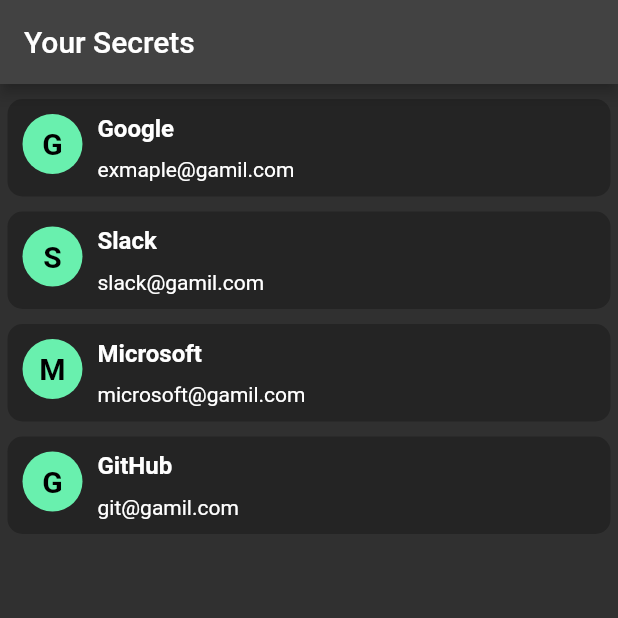
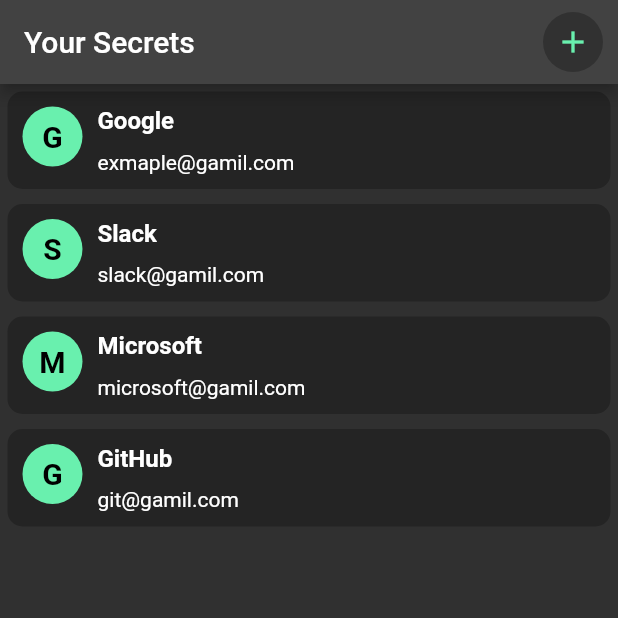
Before and after one commit to dhruv-solanki/flutter-password-manager, a Flutter app: the DashboardScreen screen opened directly, on a phone screen of 412 x 824 dp, the top half of it. Run offline on Flutter 3.47's test engine with Material 2 defaults, Android fonts, the phone set to English and light mode, and no system bars; our stand-ins replace equatable, get, get_storage; accounts and stored records are empty.

Commit message:
Task 6 - Create Bottom sheet to add new secret into the list and show on dashboard screen

```diff
--- /dev/null
+++ b/lib/controllers/secret_controller.dart
@@ -0,0 +1,31 @@
+import 'package:flutter_password_manager/models/secret_model.dart';
+import 'package:get/state_manager.dart';
+
+class SecretController extends GetxController {
+  void addSecret(SecretModel secret) {
+    secrets.add(secret);
+  }
+
+  var secrets = [
+    SecretModel(
+      name: 'Google',
+      userName: 'exmaple@gamil.com',
+      password: 'example@123',
+    ),
+    SecretModel(
+      name: 'Slack',
+      userName: 'slack@gamil.com',
+      password: 'slack@123',
+    ),
+    SecretModel(
+      name: 'Microsoft',
+      userName: 'microsoft@gamil.com',
+      password: 'micro@123',
+    ),
+    SecretModel(
+      name: 'GitHub',
+      userName: 'git@gamil.com',
+      password: 'git@123',
+    ),
+  ].obs;
+}
--- a/lib/main.dart
+++ b/lib/main.dart
@@ -14,6 +14,7 @@ class MyApp extends StatelessWidget {
     return GetMaterialApp(
       title: 'Password Manager',
       theme: ThemeData.dark(),
+      debugShowCheckedModeBanner: false,
       home: const SignUpScreen(),
     );
   }
--- a/lib/models/secret_model.dart
+++ b/lib/models/secret_model.dart
@@ -13,27 +13,4 @@ class SecretModel extends Equatable {
 
   @override
   get props => [name, userName, password];
-
-  static const secrets = [
-    SecretModel(
-      name: 'Google',
-      userName: 'exmaple@gamil.com',
-      password: 'example@123',
-    ),
-    SecretModel(
-      name: 'Slack',
-      userName: 'slack@gamil.com',
-      password: 'slack@123',
-    ),
-    SecretModel(
-      name: 'Microsoft',
-      userName: 'microsoft@gamil.com',
-      password: 'micro@123',
-    ),
-    SecretModel(
-      name: 'GitHub',
-      userName: 'git@gamil.com',
-      password: 'git@123',
-    ),
-  ];
 }
--- a/lib/screens/dashboard_screen.dart
+++ b/lib/screens/dashboard_screen.dart
@@ -1,11 +1,13 @@
 import 'package:flutter/material.dart';
-import 'package:flutter_password_manager/models/secret_model.dart';
+import 'package:flutter_password_manager/controllers/secret_controller.dart';
+import 'package:flutter_password_manager/widgets/add_secret_button.dart';
 import 'package:flutter_password_manager/widgets/secret_card.dart';
+import 'package:get/get.dart';
 
 class DashboardScreen extends StatelessWidget {
-  const DashboardScreen({Key? key}) : super(key: key);
+  DashboardScreen({Key? key}) : super(key: key);
 
-  static const secretItems = SecretModel.secrets;
+  final secretController = Get.put(SecretController());
 
   @override
   Widget build(BuildContext context) {
@@ -16,14 +18,16 @@ class DashboardScreen extends StatelessWidget {
           title: const Text(
             'Your Secrets',
           ),
+          actions: const [
+            AddSecretButton(),
+          ],
         ),
-        body: Container(
-          margin: const EdgeInsets.only(top: 5),
-          child: ListView.builder(
-            itemCount: secretItems.length,
+        body: Obx(
+          () => ListView.builder(
+            itemCount: secretController.secrets.length,
             itemBuilder: (context, index) {
               return SecretCard(
-                item: secretItems[index],
+                item: secretController.secrets[index],
               );
             },
           ),
--- a/lib/screens/login_screen.dart
+++ b/lib/screens/login_screen.dart
@@ -82,7 +82,7 @@ class _LogInScreenState extends State<LogInScreen> {
                       text: "Login",
                       onPressed: () {
                         if (_formKey.currentState!.validate()) {
-                          Get.to(const DashboardScreen());
+                          Get.to(DashboardScreen());
                         }
                       },
                     ),
--- a/lib/screens/secret_dialog_screen.dart
+++ b/lib/screens/secret_dialog_screen.dart
@@ -56,7 +56,7 @@ class SecretDialogScreen extends StatelessWidget {
               height: 10,
             ),
             DialogBar(
-              title: 'Password',
+              title: 'Secret',
               text: item.password,
             ),
             const SizedBox(
--- /dev/null
+++ b/lib/widgets/add_secret_button.dart
@@ -0,0 +1,39 @@
+import 'package:flutter/material.dart';
+import 'package:flutter_password_manager/constants.dart';
+import 'package:flutter_password_manager/screens/add_secret_bottom_sheet.dart';
+
+class AddSecretButton extends StatelessWidget {
+  const AddSecretButton({Key? key}) : super(key: key);
+
+  @override
+  Widget build(BuildContext context) {
+    return Container(
+      margin: const EdgeInsets.only(right: 10),
+      child: CircleAvatar(
+        backgroundColor: black,
+        child: IconButton(
+          onPressed: () {
+            showModalBottomSheet(
+              context: context,
+              isScrollControlled: true,
+              builder: (BuildContext context) {
+                return SingleChildScrollView(
+                  child: Container(
+                    padding: EdgeInsets.only(
+                      bottom: MediaQuery.of(context).viewInsets.bottom,
+                    ),
+                    child: const AddSecretBottomSheet(),
+                  ),
+                );
+              },
+            );
+          },
+          icon: Icon(
+            Icons.add,
+            color: green,
+          ),
+        ),
+      ),
+    );
+  }
+}
--- a/lib/widgets/init_button.dart
+++ b/lib/widgets/init_button.dart
@@ -14,7 +14,9 @@ class InitButton extends StatelessWidget {
 
   @override
   Widget build(BuildContext context) {
-    return TextButton(
+    return SizedBox(
+      width: MediaQuery.of(context).size.width * 0.5,
+      child: TextButton(
         onPressed: onPressed,
         style: TextButton.styleFrom(
           backgroundColor: green,
@@ -25,6 +27,7 @@ class InitButton extends StatelessWidget {
             color: Colors.black,
           ),
         ),
+      ),
     );
   }
 }
```
Also changed, not shown: lib/screens/add_secret_bottom_sheet.dart (added, +101 -0 lines), lib/widgets/dialog_bar.dart (+4 -6 lines). Lines whose indentation alone changed are shown as unchanged.
